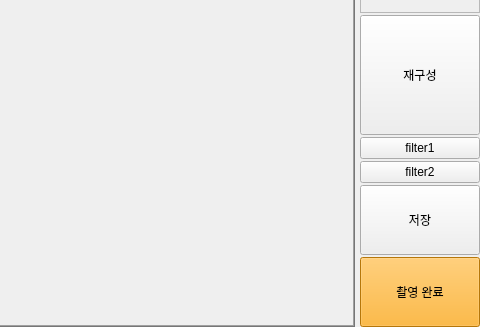
Qt form Project/src/imaging/ImagingSW/imagingmanager.ui (AndaCondaa/Dental_Imaging_SW_System) before a commit; both pictures show x 520 to 1000 and y 301 to 628 of the 1000 by 628 pixel window.
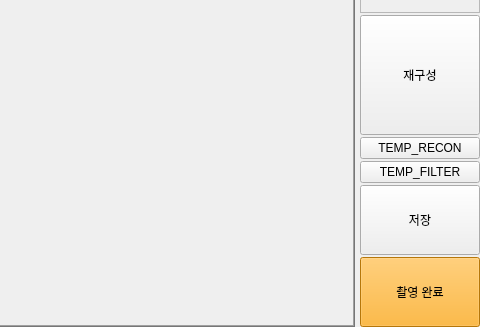
The same form after that commit.

Commit message: feat : Add recon img view

What changed in the file:
```diff
--- a/Project/src/imaging/ImagingSW/imagingmanager.ui
+++ b/Project/src/imaging/ImagingSW/imagingmanager.ui
@@ -159,14 +159,14 @@
          <item>
           <widget class="QPushButton" name="filter1Button">
            <property name="text">
-            <string>filter1</string>
+            <string>TEMP_RECON</string>
            </property>
           </widget>
          </item>
          <item>
           <widget class="QPushButton" name="filter2Button_2">
            <property name="text">
-            <string>filter2</string>
+            <string>TEMP_FILTER</string>
            </property>
           </widget>
          </item>
```
Left out of the diff: 4 changed lines with no effect on the pictures. The commit also changes 13 other files.
